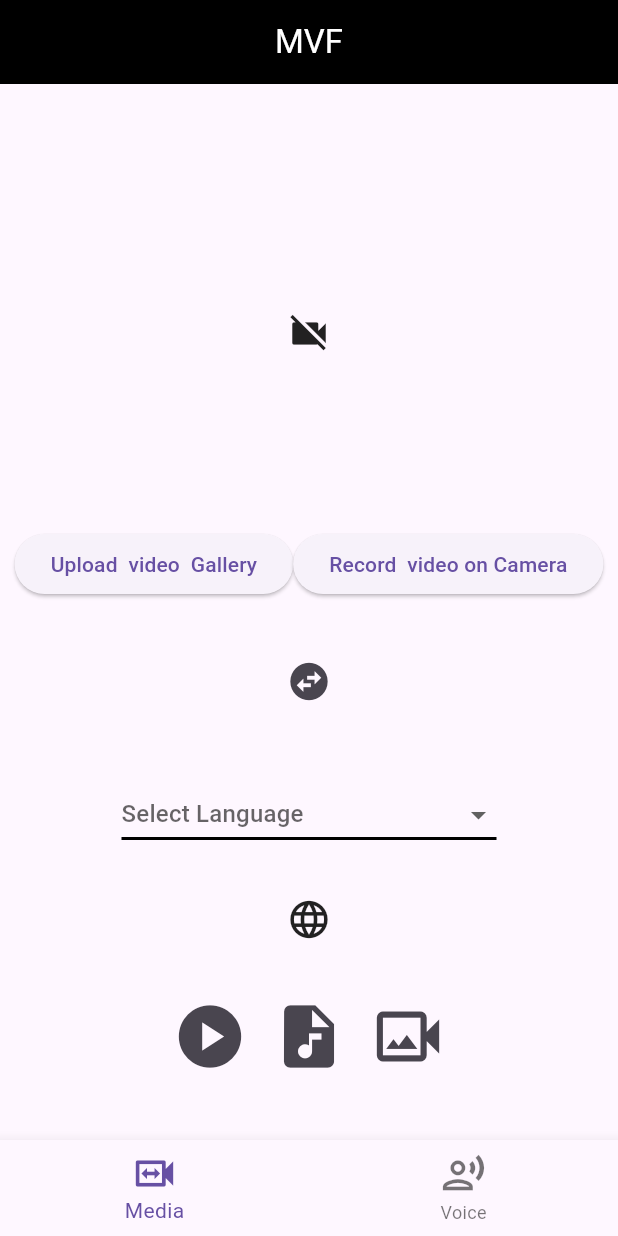
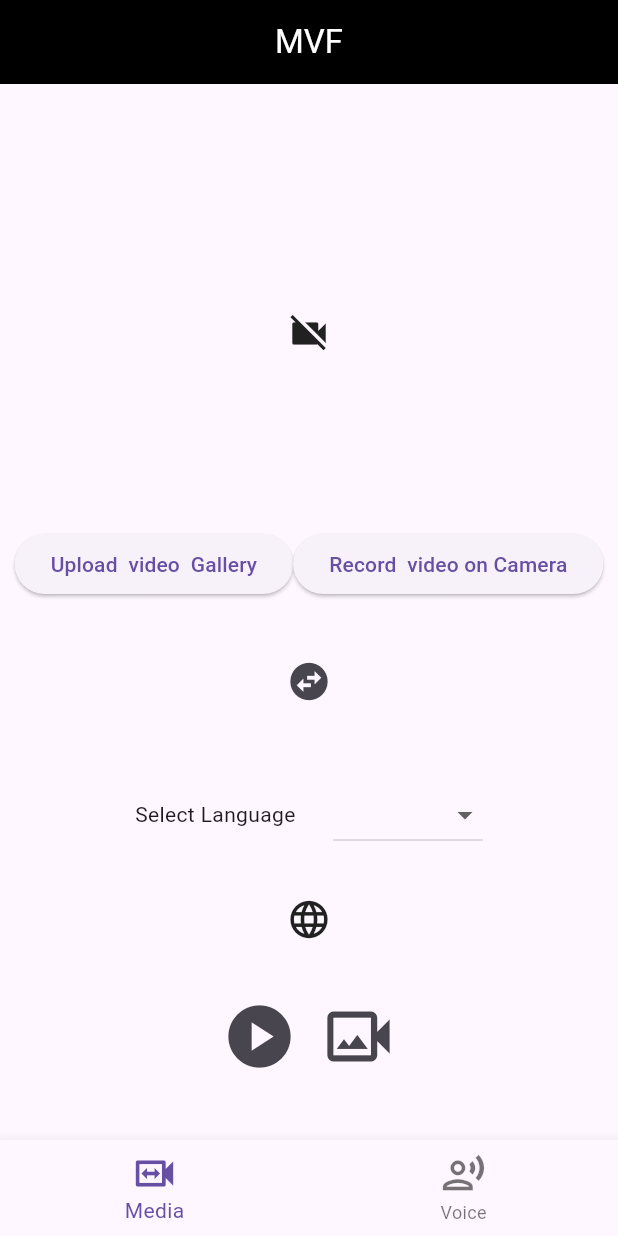
Before and after one commit to Akash-ft/Mark1-Multilingual_Voiceover_Fusion-Automating_Video_Translation_and_Synchronisation, a Flutter app: the screen it shows after launch, after a tap on the "swap horizontal circle" icon, on a phone screen of 412 x 824 dp. Run offline on Flutter 3.47's test engine with Material 3 defaults, Android fonts, the phone set to English and light mode, and no system bars; our stand-ins replace chewie, dartz, dio, file_picker, flutter_image_compress, flutter_tts and 4 more; missing offline and left inert: chewie_audio, dart_openai, ffmpeg_kit_flutter, network_logger, record, translator; network calls fail.

Commit message:
UI Updates

```diff
--- a/lib/app_settings/app_key.dart
+++ b/lib/app_settings/app_key.dart
@@ -1,4 +1,4 @@
 class Token {
-  final String openAiApiKey = "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";
+  final String openAiApiKey ="";
   final String googleApiKey ="";
 }
--- a/lib/screens/home_screen/controller.dart
+++ b/lib/screens/home_screen/controller.dart
@@ -1,7 +1,14 @@
+import 'package:MVF/screens/home_screen/state.dart';
 import 'package:hooks_riverpod/hooks_riverpod.dart';
 
-final homeSProvider = Provider((ref) => HomeScreenController());
+final homeSProvider =
+    StateNotifierProvider.autoDispose<HomeScreenController, HomeScreenState>(
+        (ref) => HomeScreenController());
 
-class HomeScreenController {
-  final bottomNavIndexProvider = StateProvider((ref) => 0);
+class HomeScreenController extends StateNotifier<HomeScreenState> {
+  HomeScreenController() : super(HomeScreenState.empty());
+
+  void switchTab(int tabIndex) {
+    state = state.copyWith(tabIndex: tabIndex);
+  }
 }
--- /dev/null
+++ b/lib/screens/home_screen/state.dart
@@ -0,0 +1,21 @@
+class HomeScreenState {
+  final int? tabIndex;
+
+  HomeScreenState({
+    this.tabIndex,
+  });
+
+  factory HomeScreenState.empty() {
+    return HomeScreenState(
+      tabIndex: 0,
+    );
+  }
+
+  HomeScreenState copyWith({
+    final int? tabIndex,
+  }) {
+    return HomeScreenState(
+      tabIndex: tabIndex ?? this.tabIndex,
+    );
+  }
+}
--- a/lib/screens/home_screen/video_translate_widget/view.dart
+++ b/lib/screens/home_screen/video_translate_widget/view.dart
@@ -103,13 +103,6 @@ class _VideoTranslateWidgetState extends ConsumerState<VideoTranslateWidget> {
             Container(
                 child: Column(
               children: [
-                // ElevatedButton(
-                //     onPressed: () async {
-                //       await ref
-                //           .read(videoTranslateSProvider.notifier)
-                //           .transcription();
-                //     },
-                //     child: Text("Transcript")),
                 SizedBox(
                   height: 30,
                 ),
@@ -140,22 +133,23 @@ class _VideoTranslateWidgetState extends ConsumerState<VideoTranslateWidget> {
             Container(
                 child: Column(
               children: [
+                Row(
+                  mainAxisAlignment: MainAxisAlignment.center,
+                  crossAxisAlignment: CrossAxisAlignment.center,
+                  children: [
+                    Text('Select Language'),
+                    SizedBox(width: 25),
                     Container(
-                  width: 250,
+                      width: 100,
                       child: DropdownButton<String>(
                         itemHeight: 50,
-                    menuMaxHeight: 300,
+                        menuMaxHeight: 250,
                         isDense: false,
                         isExpanded: true,
                         hint: state.selectedLanguage != null &&
                                 state.selectedLanguage!.isNotEmpty
-                        ? Text(
-                            'Selected Language : ${Commons.languages.firstWhere((lang) => lang['code'] == state.selectedLanguage)['name']}')
-                        : Text('Select Language'),
-                    underline: Container(
-                      height: 2,
-                      color: Colors.black,
-                    ),
+                            ? Text(Commons.languages.firstWhere((lang) => lang['code'] == state.selectedLanguage)['name']!)
+                            : Text(''),
                         onChanged: (value) async {
                           if (value != null && value.isNotEmpty) {
                             ref
@@ -170,6 +164,8 @@ class _VideoTranslateWidgetState extends ConsumerState<VideoTranslateWidget> {
                           );
                         }).toList(),
                       ),
+                    ),
+                  ],
                 ),
                 SizedBox(
                   height: 30,
@@ -207,14 +203,6 @@ class _VideoTranslateWidgetState extends ConsumerState<VideoTranslateWidget> {
                         onPressed: () async {
                           await ref
                               .read(videoTranslateSProvider.notifier)
-                              .saveSpeechAsAudioFile(state.translatedText!,
-                                  state.selectedLanguage!);
-                        },
-                        icon: Icon(Icons.audio_file, size: 50)),
-                    IconButton(
-                        onPressed: () async {
-                          await ref
-                              .read(videoTranslateSProvider.notifier)
                               .generateVoiceOverForVideo();
                         },
                         icon: Icon(Icons.video_camera_back_outlined, size: 50)),
--- a/lib/screens/home_screen/view.dart
+++ b/lib/screens/home_screen/view.dart
@@ -1,3 +1,4 @@
+import 'package:MVF/screens/home_screen/state.dart';
 import 'package:MVF/screens/home_screen/video_translate_widget/view.dart';
 import 'package:MVF/screens/home_screen/voice_translate_widget/view.dart';
 import 'package:flutter/material.dart';
@@ -9,8 +10,8 @@ class HomeScreen extends ConsumerWidget {
 
   @override
   Widget build(BuildContext context, WidgetRef ref) {
-    print("build layout");
-    final homeController = ref.read(homeSProvider);
+    handleStateChange(ref, context);
+    final state = ref.watch(homeSProvider);
     return Scaffold(
       appBar: AppBar(
         backgroundColor: Colors.black,
@@ -20,40 +21,34 @@ class HomeScreen extends ConsumerWidget {
           style: TextStyle(color: Colors.white),
         ),
       ),
-      body: Consumer(builder: (context, ref, child) {
-        print("Build body");
-        final currentIndex = ref.watch(homeController.bottomNavIndexProvider);
-        return IndexedStack(
-          index: currentIndex,
+      body: IndexedStack(
+        index: state.tabIndex,
         children: const [
           Center(child: VideoTranslateWidget()),
           Center(child: VoiceTranslateWidget()),
         ],
-        );
-      }),
-      bottomNavigationBar: Consumer(
-        builder: (context, ref, child) {
-          print(" build nav");
-          final currentIndex = ref.watch(homeController.bottomNavIndexProvider);
-          return BottomNavigationBar(
-            currentIndex: currentIndex,
-            items: const <BottomNavigationBarItem> [
+      ),
+      bottomNavigationBar:  BottomNavigationBar(
+          currentIndex: state.tabIndex!,
+          items: const <BottomNavigationBarItem>[
             BottomNavigationBarItem(
                 icon: Icon(Icons.switch_video_outlined, size: 30),
                 label: 'Media'),
-
             BottomNavigationBarItem(
                 icon: Icon(Icons.record_voice_over_outlined, size: 30),
                 label: 'Voice'),
           ],
           onTap: (value) {
-              ref
-                  .read(homeController.bottomNavIndexProvider.notifier)
-                  .update((state) => value);
-            },
-          );
+            ref.read(homeSProvider.notifier).switchTab(value);
           },
         ),
     );
   }
 }
+
+void handleStateChange(
+  WidgetRef ref,
+  BuildContext context,
+) {
+  ref.listen<HomeScreenState>(homeSProvider, (previous, next) {});
+}
--- a/lib/screens/home_screen/voice_translate_widget/view.dart
+++ b/lib/screens/home_screen/voice_translate_widget/view.dart
@@ -51,41 +51,60 @@ class _VoiceTranslateWidgetState extends ConsumerState<VoiceTranslateWidget> {
         SizedBox(
           height: 30.0,
         ),
-        Icon(
-          state.isRecording! ? Icons.mic : Icons.mic_off,
+        Row(
+          mainAxisAlignment: MainAxisAlignment.center,
+          crossAxisAlignment: CrossAxisAlignment.center,
+          children: [
+            ElevatedButton(
+                onPressed: () async {
+                  showDialog(
+                      context: context,
+                      builder: (BuildContext context) {
+                        return Consumer (builder: (context, ref, child)=>
+                           AlertDialog(
+                            title: Text('Voice Recorder'),
+                            content: Icon(
+                              ref.watch(voiceTranslateSProvider).isRecording! ? Icons.mic : Icons.mic_off,
                               size: 30,
                             ),
-        SizedBox(
-          height: 30.0,
-        ),
-        Row(
-          crossAxisAlignment: CrossAxisAlignment.center,
-          mainAxisAlignment: MainAxisAlignment.spaceEvenly,
-          children: [
+                            actions: [
                               ElevatedButton(
                                   onPressed: () {
-                  ref.read(voiceTranslateSProvider.notifier).audioRecording(
-                      recordingStateValues[RecordingState.Start]!);
+                                    ref
+                                        .read(voiceTranslateSProvider.notifier)
+                                        .audioRecording(recordingStateValues[
+                                            RecordingState.Start]!);
                                   },
                                   child: Text("Start recording")),
                               ElevatedButton(
                                   onPressed: () {
-                  ref.read(voiceTranslateSProvider.notifier).audioRecording(
-                      recordingStateValues[RecordingState.Stop]!);
+                                    ref
+                                        .read(voiceTranslateSProvider.notifier)
+                                        .audioRecording(recordingStateValues[
+                                            RecordingState.Stop]!);
+                                    Navigator.of(context).pop();
                                   },
                                   child: Text("Stop recording"))
+                            ],
+                          ),
+                        );
+                      });
+                },
+                child: Text("Record audio in Microphone")),
+            ElevatedButton(
+                onPressed: () async {
+                  await ref
+                      .read(voiceTranslateSProvider.notifier)
+                      .pickAudioFile(
+                          targetedSourceValues[TargetedSourceType.gallery]!,
+                          mediaFormatValues[MediaFormatType.audio]!);
+                },
+                child: Text("Upload a audio from storage")),
           ],
         ),
         SizedBox(
           height: 30.0,
         ),
-        ElevatedButton(
-            onPressed: () async {
-              await ref.read(voiceTranslateSProvider.notifier).pickAudioFile(
-                  targetedSourceValues[TargetedSourceType.gallery]!,
-                  mediaFormatValues[MediaFormatType.audio]!);
-            },
-            child: Text("Upload a audio from storage")),
         IconButton(
             onPressed: () {
               ref
@@ -105,13 +124,6 @@ class _VoiceTranslateWidgetState extends ConsumerState<VoiceTranslateWidget> {
             Container(
                 child: Column(
               children: [
-                // ElevatedButton(
-                //     onPressed: () async {
-                //       await ref
-                //           .read(voiceTranslateSProvider.notifier)
-                //           .transcription();
-                //     },
-                //     child: Text("Transcript")),
                 SizedBox(
                   height: 30,
                 ),
@@ -142,22 +154,23 @@ class _VoiceTranslateWidgetState extends ConsumerState<VoiceTranslateWidget> {
             Container(
                 child: Column(
               children: [
+                Row(
+                  mainAxisAlignment: MainAxisAlignment.center,
+                  crossAxisAlignment: CrossAxisAlignment.center,
+                  children: [
+                    Text('Select Language'),
+                    SizedBox(width: 25),
                     Container(
-                  width: 250,
+                      width: 100,
                       child: DropdownButton<String>(
                         itemHeight: 50,
-                    menuMaxHeight: 300,
+                        menuMaxHeight: 250,
                         isDense: false,
                         isExpanded: true,
                         hint: state.selectedLanguage != null &&
                             state.selectedLanguage!.isNotEmpty
-                        ? Text(
-                            'Selected Language: ${Commons.languages.firstWhere((lang) => lang['code'] == state.selectedLanguage)['name']}')
-                        : Text('Select Language'),
-                    underline: Container(
-                      height: 2,
-                      color: Colors.black,
-                    ),
+                            ? Text(Commons.languages.firstWhere((lang) => lang['code'] == state.selectedLanguage)['name']!)
+                            : Text(''),
                         onChanged: (value) async {
                           if (value != null && value.isNotEmpty) {
                             ref
@@ -172,6 +185,8 @@ class _VoiceTranslateWidgetState extends ConsumerState<VoiceTranslateWidget> {
                           );
                         }).toList(),
                       ),
+                    ),
+                  ],
                 ),
                 SizedBox(
                   height: 30,
```
Also changed, not shown: lib/screens/home_screen/video_translate_widget/controller.dart (+8 -4 lines), lib/screens/home_screen/voice_translate_widget/controller.dart (+33 -19 lines). Lines whose indentation alone changed are shown as unchanged.
